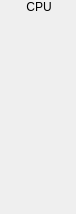
Above: ui/dbgwidgets/form_cpu.ui from dotkoval/xpeccy-plus before the change. Below: the same form after it.
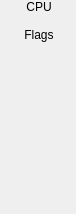
That is the form after the change.

Commit message:
deBUGa: move the flags under the registers, add a Flags header
They were pushed to the bottom of the panel by a spacer. Flags now spread
over the panel width instead of hugging the left edge.

```diff
--- a/ui/dbgwidgets/form_cpu.ui
+++ b/ui/dbgwidgets/form_cpu.ui
@@ -47,18 +47,31 @@
     </layout>
    </item>
    <item>
-    <spacer name="verticalSpacer_12">
+    <spacer name="flagsSpacer">
      <property name="orientation">
       <enum>Qt::Vertical</enum>
      </property>
+     <property name="sizeType">
+      <enum>QSizePolicy::Fixed</enum>
+     </property>
      <property name="sizeHint" stdset="0">
       <size>
        <width>20</width>
-       <height>76</height>
+       <height>8</height>
       </size>
      </property>
     </spacer>
    </item>
+   <item>
+    <widget class="QLabel" name="labHeadFlags">
+     <property name="text">
+      <string>Flags</string>
+     </property>
+     <property name="alignment">
+      <set>Qt::AlignCenter</set>
+     </property>
+    </widget>
+   </item>
    <item>
     <layout class="QGridLayout" name="flagsGrid">
      <property name="spacing">
@@ -66,6 +79,19 @@
      </property>
     </layout>
    </item>
+   <item>
+    <spacer name="verticalSpacer_12">
+     <property name="orientation">
+      <enum>Qt::Vertical</enum>
+     </property>
+     <property name="sizeHint" stdset="0">
+      <size>
+       <width>20</width>
+       <height>76</height>
+      </size>
+     </property>
+    </spacer>
+   </item>
   </layout>
  </widget>
  <resources/>
```
The commit also changes 1 other file.
